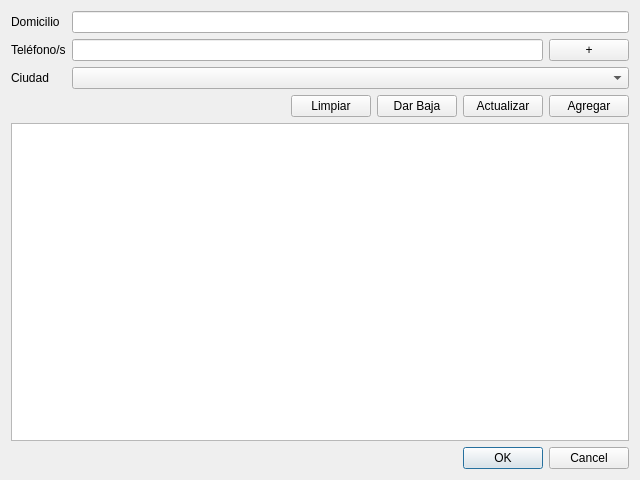
gabofer82/taller_programacion_2017, file Diseño Interfaz Gráfica/abm_sucursal.ui: the form before one commit.
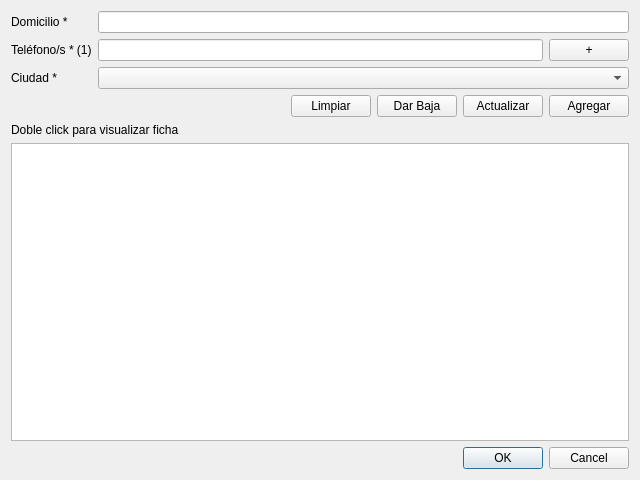
The form after the commit.

Commit message: ABM Sucursal.

Patch:
```diff
--- a/Diseño Interfaz Gráfica/abm_sucursal.ui
+++ b/Diseño Interfaz Gráfica/abm_sucursal.ui
@@ -19,7 +19,7 @@
      <item row="0" column="0">
       <widget class="QLabel" name="lbl_domicilio">
        <property name="text">
-        <string>Domicilio</string>
+        <string>Domicilio *</string>
        </property>
       </widget>
      </item>
@@ -29,12 +29,14 @@
      <item row="1" column="0">
       <widget class="QLabel" name="lbl_telefono">
        <property name="text">
-        <string>Teléfono/s</string>
+        <string>Teléfono/s * (1)</string>
        </property>
       </widget>
      </item>
      <item row="1" column="1">
-      <layout class="QHBoxLayout" name="hlyt_telefonos">
+      <layout class="QVBoxLayout" name="vlyt_contenedor_telefonos">
+       <item>
+        <layout class="QHBoxLayout" name="hlyt_telefono">
        <item>
         <widget class="QLineEdit" name="txt_telefono"/>
        </item>
@@ -47,10 +49,12 @@
        </item>
       </layout>
      </item>
+      </layout>
+     </item>
      <item row="2" column="0">
       <widget class="QLabel" name="lbl_ciudad">
        <property name="text">
-        <string>Ciudad</string>
+        <string>Ciudad *</string>
        </property>
       </widget>
      </item>
@@ -104,6 +108,13 @@
      </item>
     </layout>
    </item>
+   <item>
+    <widget class="QLabel" name="lbl_visualizar_ficha">
+     <property name="text">
+      <string>Doble click para visualizar ficha</string>
+     </property>
+    </widget>
+   </item>
    <item>
     <widget class="QTableView" name="table_sucursales"/>
    </item>
```
Left out of the diff: 11 changed lines with no effect on the pictures. Lines whose indentation alone changed are shown as unchanged. The commit also changes 21 other files.
